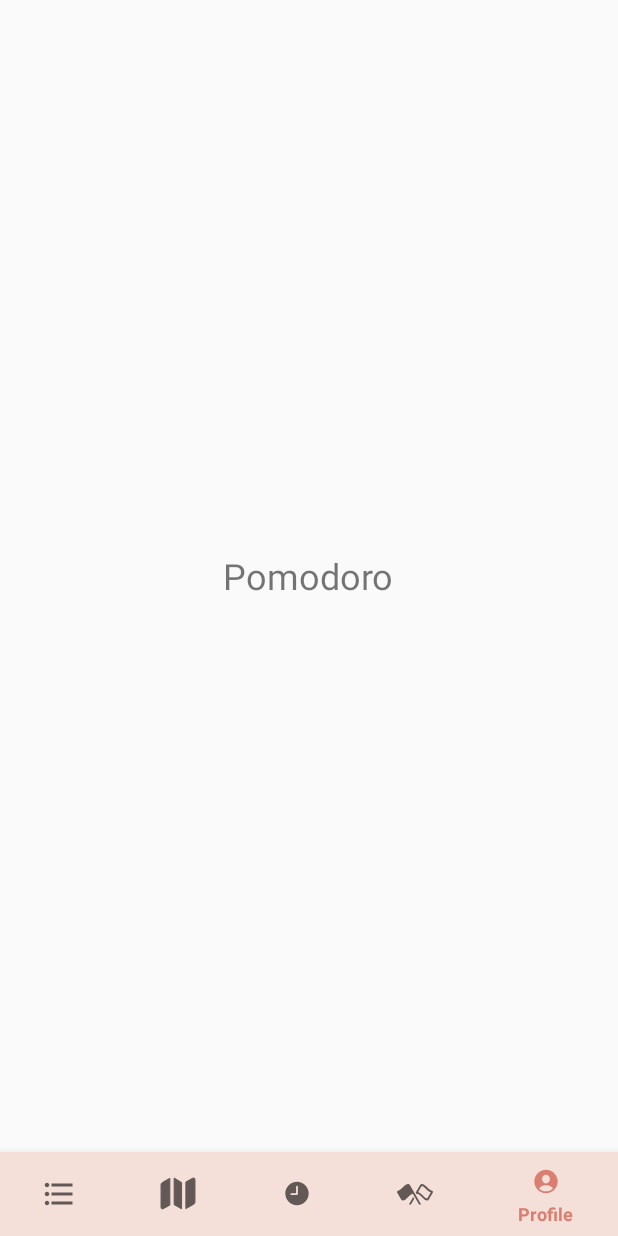
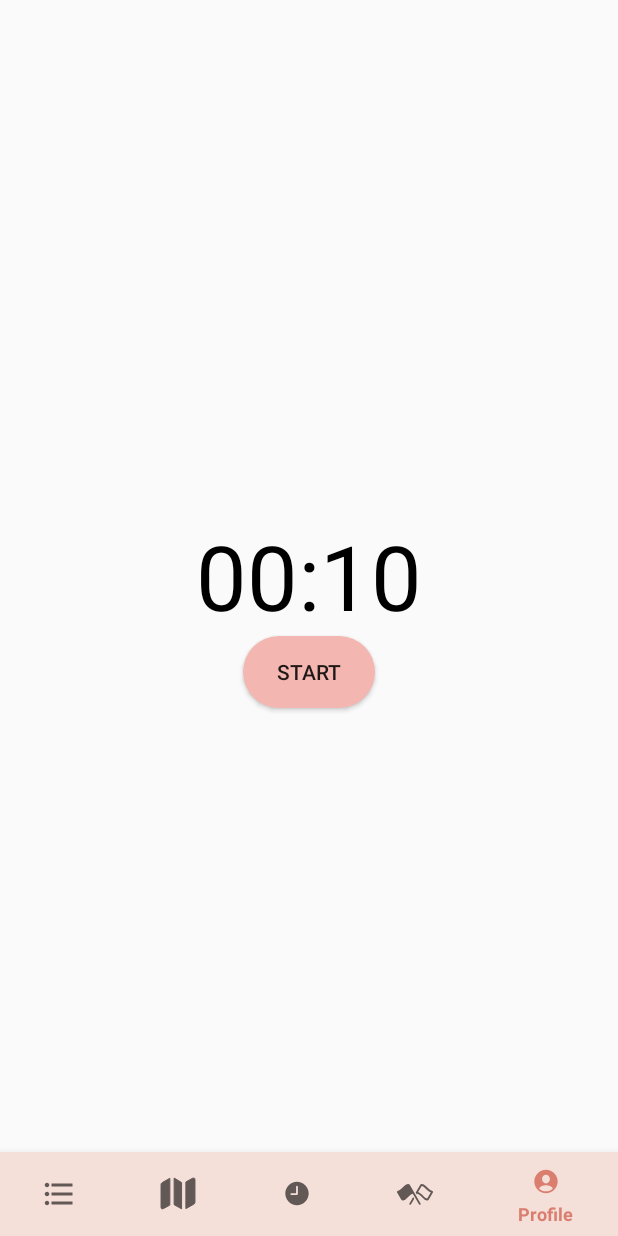
Before and after one commit to mobile-t11-1/noname_app, an Android app: the fragment PomoFrag placed in its activity, on a phone screen of 412 x 824 dp. Run offline under Robolectric (Android 15) with nearby library versions, the phone set to English and light mode, and no system bars; our stand-ins replace Firebase (no records; nobody signed in at launch, a user with empty details on screens opened directly), Picasso; libraries missing offline, so code that uses them is left out: io.grpc; pictures from the network do not load.

Commit message:
four 25-5 time interval, updated UI
Now buttons UI are in sync with rest of the app. All time sessions are 25-5-25-5-25-5-25-20. 25 minutes work session followed by 5 minutes break. The last break is 20 minutes.

```diff
--- a/app/src/main/java/com/example/noname/PomoFrag.java
+++ b/app/src/main/java/com/example/noname/PomoFrag.java
@@ -1,12 +1,24 @@
 package com.example.noname;
 
+import android.content.SharedPreferences;
 import android.os.Bundle;
 
 import androidx.fragment.app.Fragment;
 
+import android.os.CountDownTimer;
 import android.view.LayoutInflater;
 import android.view.View;
 import android.view.ViewGroup;
+import android.view.inputmethod.InputMethodManager;
+import android.widget.Button;
+import android.widget.EditText;
+import android.widget.TextView;
+import android.widget.Toast;
+
+import java.util.Locale;
+
+import static android.content.Context.INPUT_METHOD_SERVICE;
+import static android.content.Context.MODE_PRIVATE;
 
 /**
  * A simple {@link Fragment} subclass.
@@ -23,6 +35,21 @@
     // TODO: Rename and change types of parameters
     private String mParam1;
     private String mParam2;
+
+    //components from xml
+    private TextView mTextViewCountDown;
+    private TextView mTextViewRest;
+    private Button mButtonStartPause;
+    private Button mButtonReset;
+
+    private CountDownTimer mCountDownTimer;
+
+    private boolean mTimerRunning; //record the status of the timer
+
+    private int sessionID = 1; //record the current session: odd is work, even is rest
+    private static final long mStartTimeInMillis = 10000; //25*60*1000 25min //set timer
+    private long mTimeLeftInMillis; //remaining time
+    private long mEndTime;
 
     public PomoFrag() {
         // Required empty public constructor
@@ -59,6 +86,178 @@
     public View onCreateView(LayoutInflater inflater, ViewGroup container,
                              Bundle savedInstanceState) {
         // Inflate the layout for this fragment
-        return inflater.inflate(R.layout.fragment_pomo, container, false);
+        View view = inflater.inflate(R.layout.fragment_pomo, container, false);
+        //assignment
+        mTextViewCountDown = view.findViewById(R.id.text_view_countdown);
+        mTextViewRest = view.findViewById(R.id.text_view_rest);
+        mButtonStartPause = view.findViewById(R.id.button_start_pause);
+        mButtonReset = view.findViewById(R.id.button_reset);
+
+        //pause and resume timer
+        mButtonStartPause.setOnClickListener(new View.OnClickListener() {
+            @Override
+            public void onClick(View v) {
+                if (mTimerRunning) {
+                    pauseTimer();
+                } else {
+                    startTimer();
+                }
+            }
+        });
+
+        //reset timer
+        mButtonReset.setOnClickListener(new View.OnClickListener() {
+            @Override
+            public void onClick(View v) {
+                resetTimer();
+            }
+        });
+
+        return view;
     }
+
+
+    private void startTimer() {
+        mEndTime = System.currentTimeMillis() + mTimeLeftInMillis;
+
+        mCountDownTimer = new CountDownTimer(mTimeLeftInMillis, 1000) {
+            @Override
+            public void onTick(long millisUntilFinished) {
+                mTimeLeftInMillis = millisUntilFinished;
+                updateCountDownText();
+            }
+
+            @Override
+            public void onFinish() {
+                mTimerRunning = false;
+                sessionID += 1;
+                if(sessionID % 2 == 0){
+                    mTimeLeftInMillis = 5000; //5 min rest 5*60*1000
+                    if(sessionID == 8){
+                        mTimeLeftInMillis = 20*60*1000; // 20 min last rest
+                    }
+                    mTextViewRest.setVisibility(View.VISIBLE);
+                }else{
+                    mTimeLeftInMillis = mStartTimeInMillis;
+                    mTextViewRest.setVisibility(View.INVISIBLE);
+                }
+                if(sessionID == 9){ //four work sessions then quit
+                    mButtonStartPause.setText("Start");
+                    mButtonStartPause.setVisibility(View.INVISIBLE);
+                    mButtonReset.setVisibility(View.VISIBLE);
+                    return;
+                }
+                startTimer();
+
+            }
+        }.start();
+
+        mTimerRunning = true;
+        updateWatchInterface();
+    }
+
+    private void pauseTimer() {
+        mCountDownTimer.cancel();
+        mTimerRunning = false;
+        updateWatchInterface();
+        //resume button
+        mButtonStartPause.setText("Resume");
+
+    }
+
+    private void resetTimer() {
+        mTimeLeftInMillis = mStartTimeInMillis;
+        updateCountDownText();
+        updateWatchInterface();
+    }
+
+    private void updateCountDownText() {
+        int hours = (int) (mTimeLeftInMillis / 1000) / 3600;
+        int minutes = (int) ((mTimeLeftInMillis / 1000) % 3600) / 60;
+        int seconds = (int) (mTimeLeftInMillis / 1000) % 60;
+
+        String timeLeftFormatted;
+        if (hours > 0) {
+            timeLeftFormatted = String.format(Locale.getDefault(),
+                    "%d:%02d:%02d", hours, minutes, seconds);
+        } else {
+            timeLeftFormatted = String.format(Locale.getDefault(),
+                    "%02d:%02d", minutes, seconds);
+        }
+
+        mTextViewCountDown.setText(timeLeftFormatted);
+    }
+
+    private void updateWatchInterface() {
+        if (mTimerRunning) {
+            mButtonReset.setVisibility(View.INVISIBLE);
+            mButtonStartPause.setText("Pause");
+        } else {
+            //mButtonStartPause.setText("Start");
+
+            if (mTimeLeftInMillis < 1000) {
+                mButtonStartPause.setVisibility(View.INVISIBLE);
+            } else {
+                mButtonStartPause.setVisibility(View.VISIBLE);
+            }
+
+            if (mTimeLeftInMillis < mStartTimeInMillis) {
+                mButtonReset.setVisibility(View.VISIBLE);
+                mButtonStartPause.setText("Resume");
+            } else {
+                mButtonReset.setVisibility(View.INVISIBLE);
+                mButtonStartPause.setText("Start");
+            }
+        }
+    }
+
+    //To save the timer if the app closes
+    @Override
+    public void onStop() {
+        super.onStop();
+
+        SharedPreferences prefs = getActivity().getSharedPreferences("prefs", MODE_PRIVATE);
+        SharedPreferences.Editor editor = prefs.edit();
+
+        editor.putLong("millisLeft", mTimeLeftInMillis);
+        editor.putBoolean("timerRunning", mTimerRunning);
+        editor.putLong("endTime", mEndTime);
+
+        editor.apply();
+
+        if (mCountDownTimer != null) {
+            mCountDownTimer.cancel();
+        }
+    }
+
+    //To resume the timer when the app opens back up
+    @Override
+    public void onStart() {
+        super.onStart();
+
+        SharedPreferences prefs = getActivity().getSharedPreferences("prefs", MODE_PRIVATE);
+        //possible bug
+        //mStartTimeInMillis = prefs.getLong("startTimeInMillis", 900000);
+        mTimeLeftInMillis = prefs.getLong("millisLeft", mStartTimeInMillis);
+        mTimerRunning = prefs.getBoolean("timerRunning", false);
+
+        updateCountDownText();
+        updateWatchInterface();
+
+        if (mTimerRunning) {
+            mEndTime = prefs.getLong("endTime", 0);
+            mTimeLeftInMillis = mEndTime - System.currentTimeMillis();
+
+            if (mTimeLeftInMillis < 0) {
+                mTimeLeftInMillis = 0;
+                mTimerRunning = false;
+                updateCountDownText();
+                updateWatchInterface();
+            } else {
+                startTimer();
+            }
+        }
+    }
+
+
 }
--- a/app/src/main/res/layout/fragment_pomo.xml
+++ b/app/src/main/res/layout/fragment_pomo.xml
@@ -5,12 +5,51 @@
     android:layout_height="match_parent"
     tools:context=".PomoFrag">
 
+
     <TextView
-        android:id="@+id/textView333"
+        android:id="@+id/text_view_countdown"
         android:layout_width="wrap_content"
         android:layout_height="wrap_content"
-        android:text="Pomodoro"
-        android:textSize="24sp"
-        android:layout_centerInParent="true" />
+        android:layout_centerInParent="true"
+        android:text="00:00"
+        android:textColor="@color/black"
+        android:textSize="60sp" />
+
+
+    <TextView
+        android:id="@+id/text_view_rest"
+        android:layout_width="wrap_content"
+        android:layout_height="wrap_content"
+        android:layout_alignParentTop="true"
+        android:layout_alignParentEnd="true"
+        android:layout_marginTop="168dp"
+        android:layout_marginEnd="25dp"
+        android:text="Take a break"
+        android:textColor="@color/black"
+        android:textSize="60sp"
+        android:visibility="invisible"
+        tools:visibility="visible" />
+
+    <Button
+        android:id="@+id/button_start_pause"
+        android:layout_width="wrap_content"
+        android:layout_height="wrap_content"
+        android:layout_below="@+id/text_view_countdown"
+        android:layout_centerHorizontal="true"
+        android:layout_marginTop="0dp"
+        android:background="@drawable/login_btn_style"
+        android:text="start" />
+
+    <Button
+        android:id="@+id/button_reset"
+        android:layout_width="wrap_content"
+        android:layout_height="wrap_content"
+        android:layout_below="@+id/text_view_countdown"
+        android:layout_marginStart="11dp"
+        android:layout_toEndOf="@+id/button_start_pause"
+        android:text="reset"
+        android:background="@drawable/login_btn_style"
+        android:visibility="invisible"
+        tools:visibility="visible" />
 
 </RelativeLayout>
```
